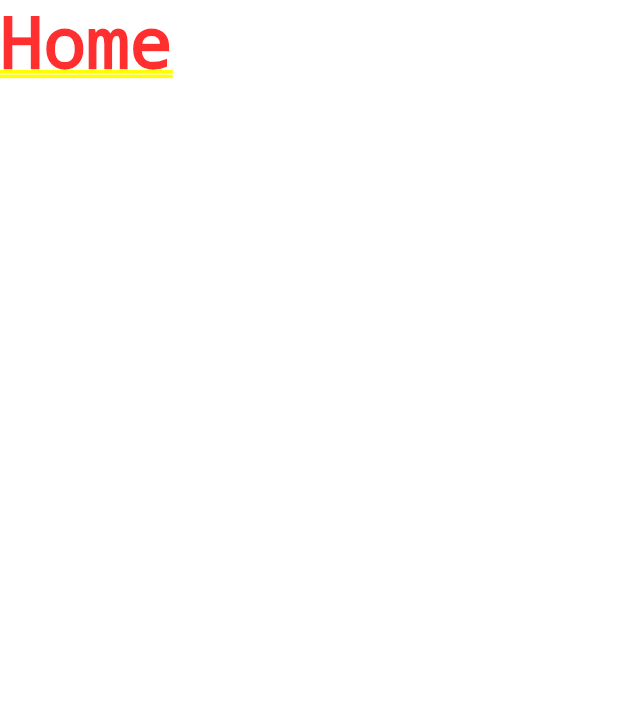
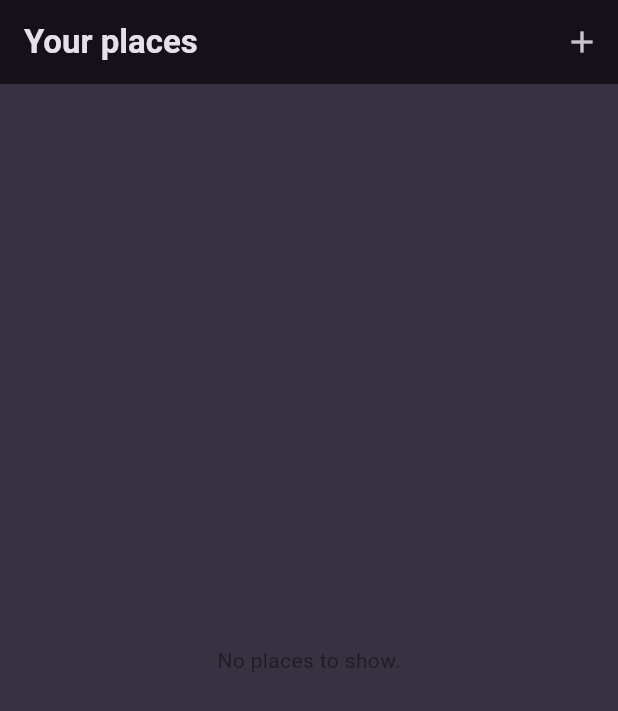
Before and after one commit to kondetisidhartha/flutter-projects, a Flutter app: the screen it shows after launch, on a phone screen of 412 x 824 dp. Shown: the top 711 px of the screen. Run offline on Flutter 3.47's test engine with Material 3 defaults, Android fonts, the phone set to English and light mode, and no system bars; our stand-ins replace flutter_riverpod, google_fonts, transparent_image.

Commit message:
my challenge solution

```diff
--- a/07.favourite_places/lib/main.dart
+++ b/07.favourite_places/lib/main.dart
@@ -1,4 +1,6 @@
+import 'package:favourite_places/screens/home_screen.dart';
 import 'package:flutter/material.dart';
+import 'package:flutter_riverpod/flutter_riverpod.dart';
 
 import 'package:google_fonts/google_fonts.dart';
 
@@ -9,7 +11,6 @@ final colorScheme = ColorScheme.fromSeed(
 );
 
 final theme = ThemeData().copyWith(
-  useMaterial3: true,
   scaffoldBackgroundColor: colorScheme.background,
   colorScheme: colorScheme,
   textTheme: GoogleFonts.ubuntuCondensedTextTheme().copyWith(
@@ -27,7 +28,9 @@ final theme = ThemeData().copyWith(
 
 void main() {
   runApp(
-    const MyApp(),
+    const ProviderScope(
+      child: MyApp(),
+    ),
   );
 }
 
@@ -39,7 +42,7 @@ class MyApp extends StatelessWidget {
     return MaterialApp(
       title: 'Great Places',
       theme: theme,
-      home: const Text("Home"),
+      home: const HomeScreen(),
     );
   }
 }
--- /dev/null
+++ b/07.favourite_places/lib/models/place.dart
@@ -0,0 +1,6 @@
+class Place {
+  const Place({required this.id, required this.name});
+
+  final String id;
+  final String name;
+}
--- a/07.favourite_places/lib/screens/home_screen.dart
+++ b/07.favourite_places/lib/screens/home_screen.dart
@@ -0,0 +1,27 @@
+import 'package:favourite_places/screens/add_place.dart';
+import 'package:favourite_places/widgets/places_list.dart';
+import 'package:flutter/material.dart';
+
+class HomeScreen extends StatelessWidget {
+  const HomeScreen({super.key});
+
+  @override
+  Widget build(BuildContext context) {
+    return Scaffold(
+      appBar: AppBar(
+        title: const Text("Your places"),
+        actions: [
+          IconButton(
+            onPressed: () {
+              Navigator.of(context).push(MaterialPageRoute(builder: (ctx) {
+                return const AddPlaceScreen();
+              }));
+            },
+            icon: const Icon(Icons.add),
+          ),
+        ],
+      ),
+      body: const PlacesList(),
+    );
+  }
+}
--- /dev/null
+++ b/07.favourite_places/lib/widgets/places_list.dart
@@ -0,0 +1,38 @@
+import 'package:favourite_places/models/place.dart';
+import 'package:favourite_places/providers/places_provider.dart';
+import 'package:favourite_places/screens/place_detail.dart';
+import 'package:flutter/material.dart';
+import 'package:flutter_riverpod/flutter_riverpod.dart';
+
+class PlacesList extends ConsumerWidget {
+  const PlacesList({super.key});
+
+  @override
+  Widget build(BuildContext context, WidgetRef ref) {
+    final addedPlaces = ref.watch(placesProvider);
+
+    void showPlaceDetails(Place place) {
+      Navigator.of(context).push(
+        MaterialPageRoute(
+          builder: (ctx) => PlaceDetailScreen(
+            place: place,
+          ),
+        ),
+      );
+    }
+
+    return addedPlaces.isEmpty
+        ? const Center(
+            child: Text('No places to show.'),
+          )
+        : ListView.builder(
+            itemCount: addedPlaces.length,
+            itemBuilder: (ctx, index) {
+              return ListTile(
+                onTap: () => showPlaceDetails(addedPlaces[index]),
+                title: Text(addedPlaces[index].name),
+              );
+            },
+          );
+  }
+}
--- a/07.favourite_places/pubspec.yaml
+++ b/07.favourite_places/pubspec.yaml
@@ -37,6 +37,7 @@ dependencies:
   cupertino_icons: ^1.0.2
   google_fonts: ^6.1.0
   flutter_riverpod: ^2.4.9
+  uuid: ^4.2.2
 
 dev_dependencies:
   flutter_test:
```
Also changed, not shown: 07.favourite_places/lib/providers/places_provider.dart (added, +20 -0 lines), 07.favourite_places/lib/screens/add_place.dart (added, +61 -0 lines), 07.favourite_places/lib/screens/place_detail.dart (+18 -0 lines).
